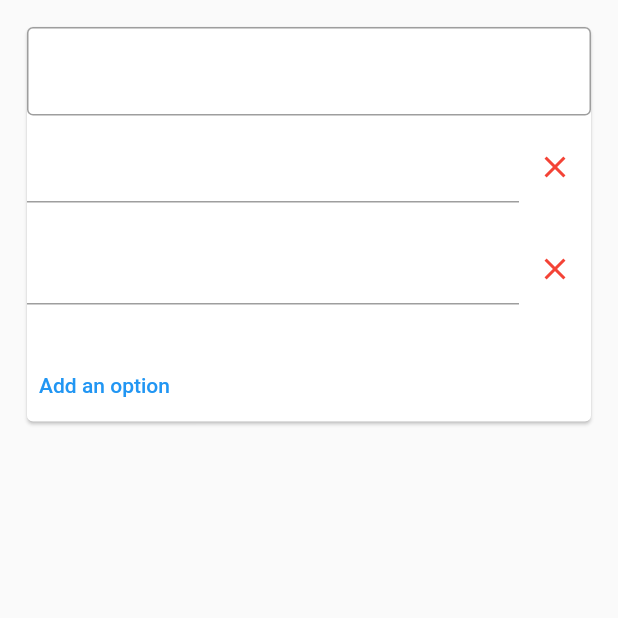
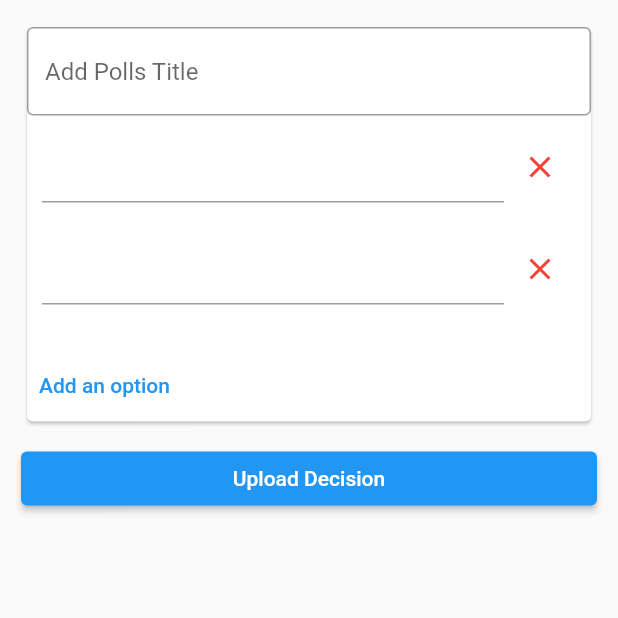
Before and after one commit to nishansr/Decisioner, a Flutter app: the AddDecision screen opened directly, on a phone screen of 412 x 824 dp, the top half of it. Run offline on Flutter 3.47's test engine with Material 2 defaults, Android fonts, the phone set to English and light mode, and no system bars; our stand-ins replace cloud_firestore, firebase_auth, firebase_core; accounts and stored records are empty.

Commit message:
data moved to firestore

```diff
--- a/lib/screens/add_decision.dart
+++ b/lib/screens/add_decision.dart
@@ -1,3 +1,4 @@
+import 'package:decisionapp/services/functions/firebaseFunctions.dart';
 import 'package:decisionapp/services/providers/pollProvider.dart';
 import 'package:decisionapp/widgets/widgets.dart';
 import 'package:flutter/material.dart';
@@ -17,13 +18,27 @@ class _AddDecisionState extends State<AddDecision> {
   Widget build(BuildContext context) {
     return Scaffold(
       body: Consumer<PollsProvider>(
-        builder: (context, value, child) => Container(
+        builder: (context, model, child) => Container(
           padding: EdgeInsets.all(14.0),
           child: Form(
             key: _formKey,
             child: Column(
               children: [
                 PollsContainer(),
+                SizedBox(height: 10),
+                Container(
+                    width: double.infinity,
+                    child: ElevatedButton(
+                        onPressed: () {
+                          if (_formKey.currentState!.validate()) {
+                            _formKey.currentState!.save();
+                            saveDecision(model.pollsWeights, model.pollTitle);
+                          }
+                          ScaffoldMessenger.of(context).showSnackBar(SnackBar(
+                            content: Text('Decision Added'),
+                          ));
+                        },
+                        child: Text('Upload Decision')))
               ],
             ),
           ),
--- /dev/null
+++ b/lib/services/functions/firebaseFunctions.dart
@@ -0,0 +1,9 @@
+import 'package:cloud_firestore/cloud_firestore.dart';
+import 'authFunctions.dart';
+
+saveDecision(Map pollsWeights, String title) async {
+  await FirebaseFirestore.instance.collection('decisions').add({
+    'pollsWeights': pollsWeights,
+    'uid': currUser!.uid,
+  });
+}
--- a/lib/widgets/widgets.dart
+++ b/lib/widgets/widgets.dart
@@ -16,7 +16,9 @@ class PollsContainer extends StatelessWidget {
               children: [
                 Expanded(
                   child: TextFormField(
-                    decoration: InputDecoration(border: OutlineInputBorder()),
+                    decoration: InputDecoration(
+                        border: OutlineInputBorder(),
+                        hintText: 'Add Polls Title'),
                     textCapitalization: TextCapitalization.sentences,
                     cursorColor: AppColors.primary,
                     maxLines: 2,
@@ -44,6 +46,8 @@ class PollsContainer extends StatelessWidget {
                         color: Colors.white,
                         borderRadius: BorderRadius.circular(10.0),
                       ),
+                      child: Padding(
+                        padding: const EdgeInsets.symmetric(horizontal: 10.0),
                         child: Row(
                           children: [
                             Expanded(
@@ -68,6 +72,7 @@ class PollsContainer extends StatelessWidget {
                                 },
                                 icon: Icon(Icons.close)),
                           ],
+                        ),
                       ))
               ],
             ),
```
Lines whose indentation alone changed are shown as unchanged.
